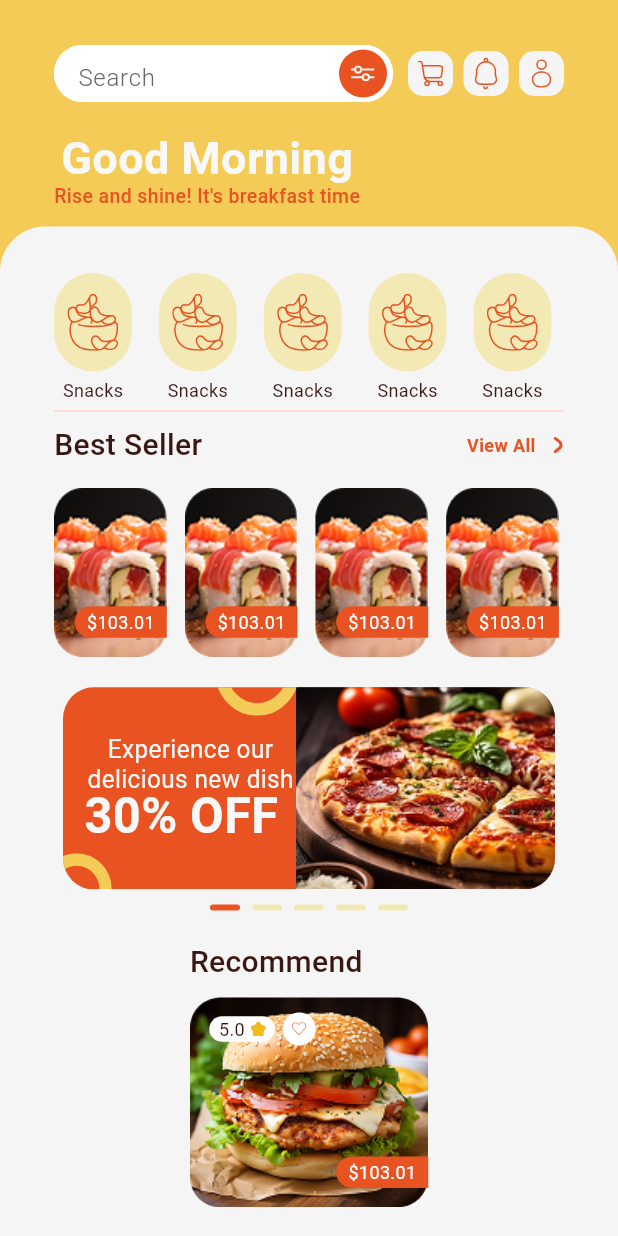
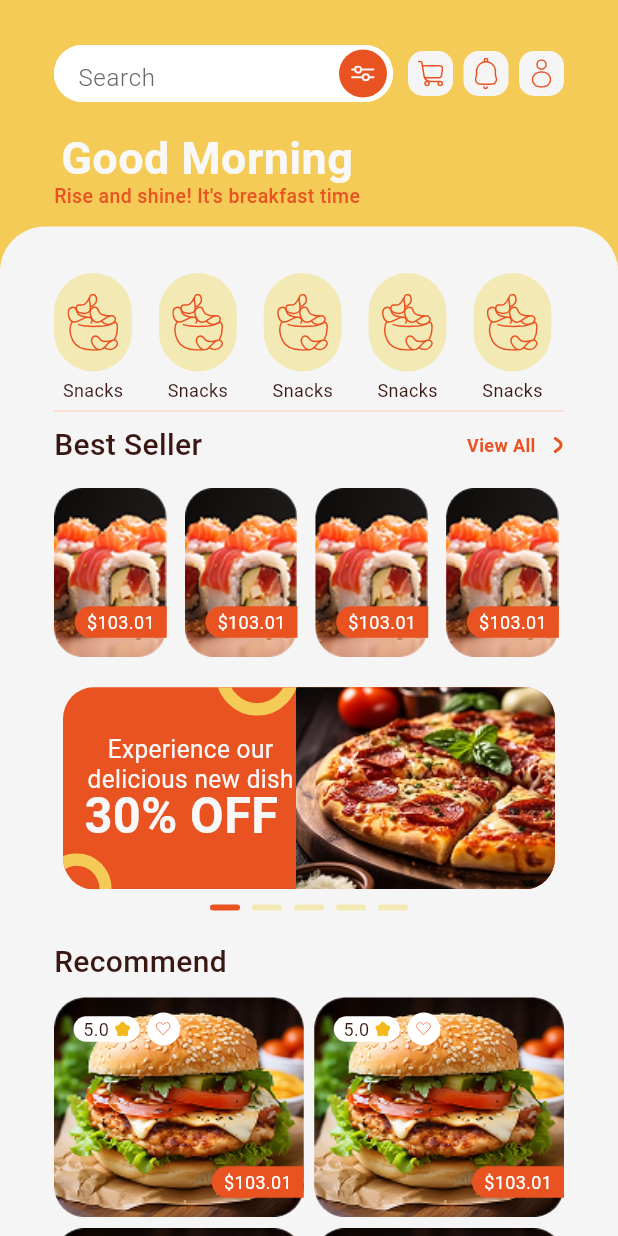
Before and after one commit to Ziad-Tamer11/yum_quick, a Flutter app: the HomeView screen opened by its route, on a phone screen of 412 x 824 dp. Run offline on Flutter 3.47's test engine with Material 3 defaults, Android fonts, the phone set to English and light mode, and no system bars; drawn by our look-alikes of dots_indicator; our stand-ins replace cloud_firestore, dartz, equatable, firebase_auth, firebase_core, flutter_bloc and 6 more; accounts and stored records are empty.

Commit message:
Add Recommend Item Grid View

```diff
--- a/lib/features/home/presentation/views/widgets/recommend_item.dart
+++ b/lib/features/home/presentation/views/widgets/recommend_item.dart
@@ -17,8 +17,6 @@ class _RecommendItemState extends State<RecommendItem> {
   @override
   Widget build(BuildContext context) {
     return Container(
-      width: 159,
-      height: 140,
       decoration: ShapeDecoration(
         image: DecorationImage(
           image: AssetImage(Assets.imagesRecommend),
--- /dev/null
+++ b/lib/features/home/presentation/views/widgets/recommend_item_grid_view.dart
@@ -0,0 +1,22 @@
+import 'package:flutter/material.dart';
+import 'package:yum_quick/features/home/presentation/views/widgets/recommend_item.dart';
+
+class RecommendItemGridView extends StatelessWidget {
+  const RecommendItemGridView({super.key});
+
+  @override
+  Widget build(BuildContext context) {
+    return GridView.builder(
+      shrinkWrap: true,
+      physics: const NeverScrollableScrollPhysics(),
+      itemCount: 6,
+      gridDelegate: const SliverGridDelegateWithFixedCrossAxisCount(
+        crossAxisCount: 2,
+        crossAxisSpacing: 7,
+        mainAxisSpacing: 7,
+        childAspectRatio: 159 / 140,
+      ),
+      itemBuilder: (context, index) => const RecommendItem(),
+    );
+  }
+}
--- a/lib/features/home/presentation/views/widgets/recommend_section.dart
+++ b/lib/features/home/presentation/views/widgets/recommend_section.dart
@@ -1,6 +1,6 @@
 import 'package:flutter/material.dart';
 import 'package:yum_quick/core/utils/app_text_styles.dart';
-import 'package:yum_quick/features/home/presentation/views/widgets/recommend_item.dart';
+import 'package:yum_quick/features/home/presentation/views/widgets/recommend_item_grid_view.dart';
 
 class RecommendSection extends StatelessWidget {
   const RecommendSection({super.key});
@@ -12,7 +12,7 @@ class RecommendSection extends StatelessWidget {
       children: [
         Text('Recommend', style: TextStyles.medium20),
         const SizedBox(height: 9),
-        RecommendItem(),
+        const RecommendItemGridView(),
       ],
     );
   }
```
